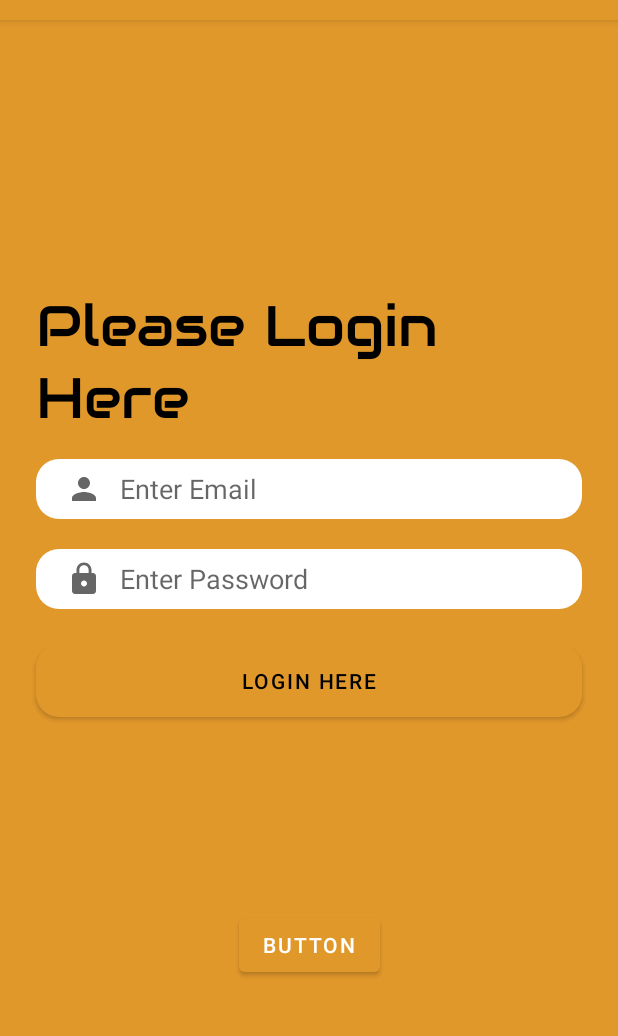
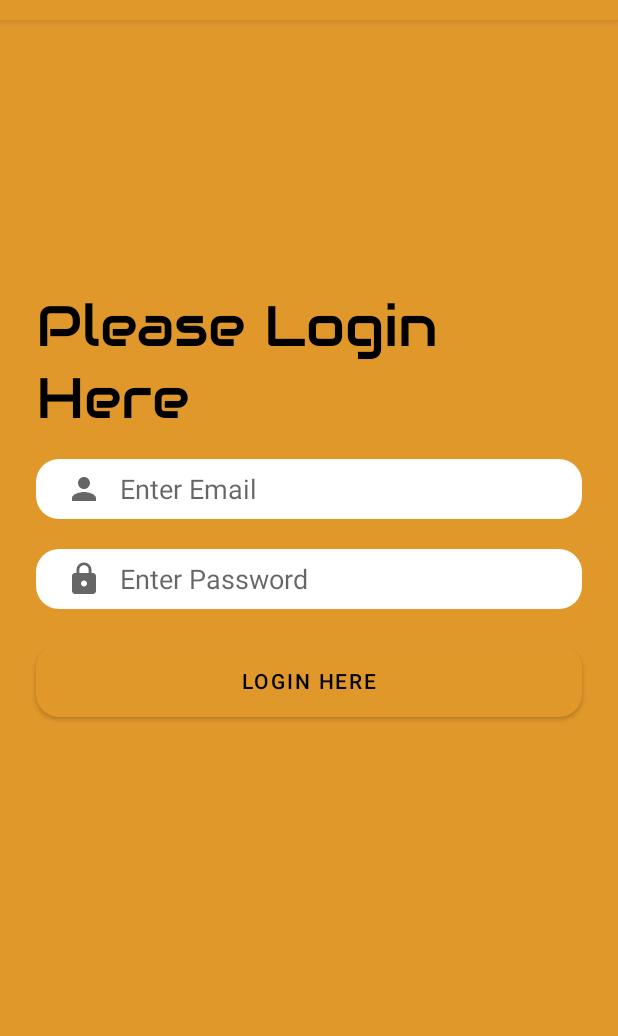
Before and after one commit to shritambaskar/shivsena_yavatmal, an Android app: the screen it shows after launch (LoginActivity), on a phone screen of 412 x 824 dp, the part 64-1100 px from its top. Run offline under Robolectric (Android 15) with nearby library versions, the phone set to English and light mode, and no system bars.

Commit message:
Shivsena Yavatmal

```diff
--- a/app/src/main/res/layout/activity_login.xml
+++ b/app/src/main/res/layout/activity_login.xml
@@ -70,14 +70,4 @@
         app:layout_constraintTop_toBottomOf="@+id/password"
         app:layout_constraintVertical_bias="0.074" />
 
-    <Button
-        android:id="@+id/button"
-        android:layout_width="wrap_content"
-        android:layout_height="wrap_content"
-        android:text="Button"
-        app:layout_constraintBottom_toBottomOf="parent"
-        app:layout_constraintEnd_toEndOf="@+id/login"
-        app:layout_constraintStart_toStartOf="@+id/login"
-        app:layout_constraintTop_toBottomOf="@+id/login" />
-
 </androidx.constraintlayout.widget.ConstraintLayout>
```
